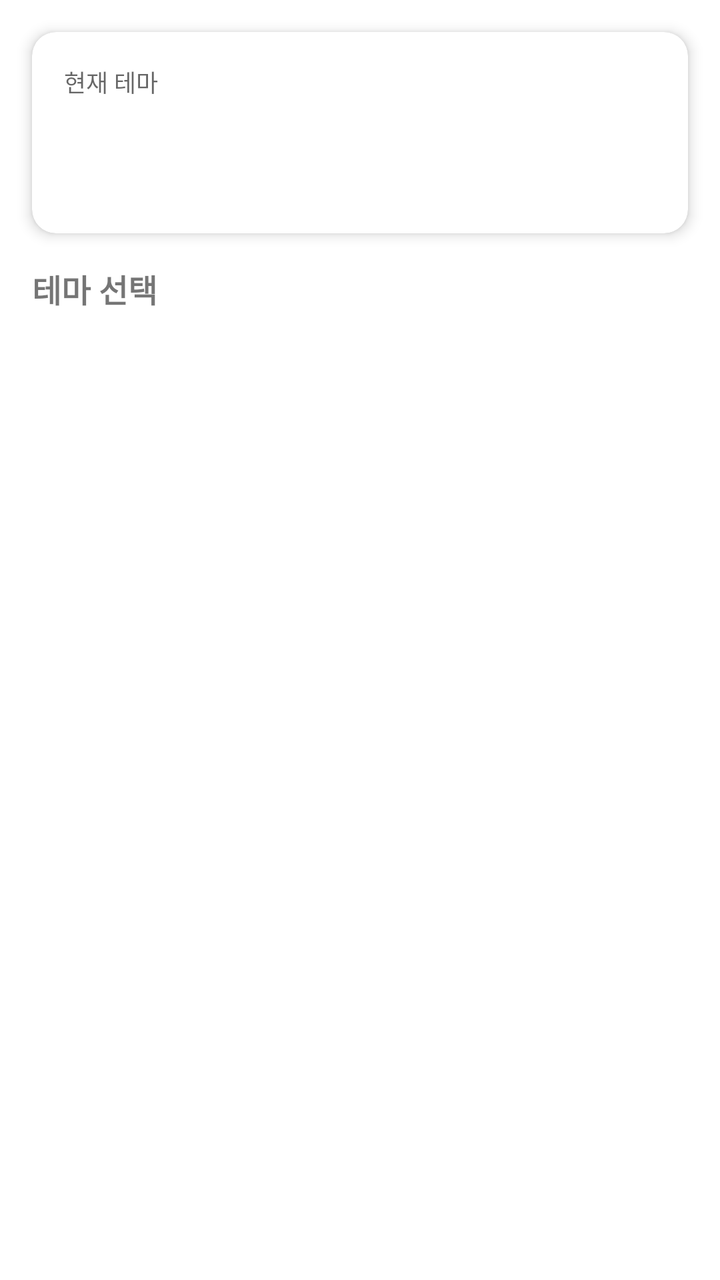
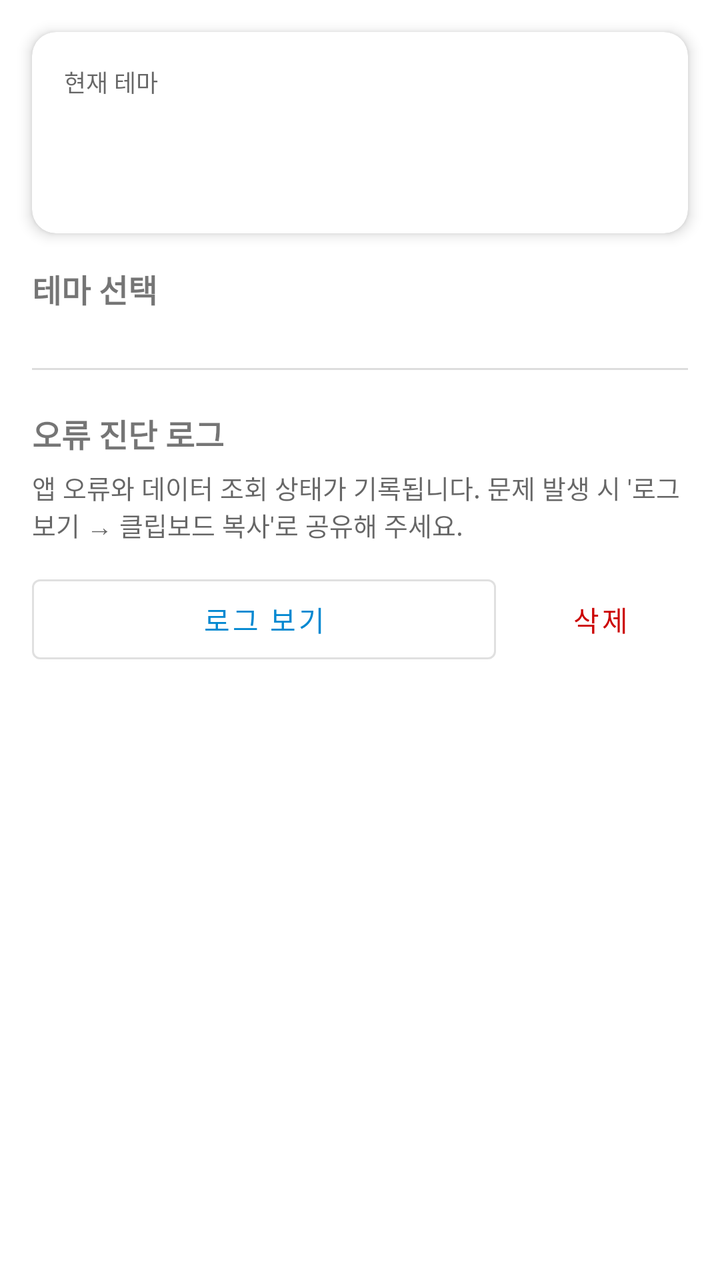

Before-and-after screenshots of an Android layout around one commit, followed by the original layout XML and the change that was made.
<!-- AndroidManifest.xml: application theme Theme.KoreTide -->
<!-- res/layout/fragment_theme_settings.xml -->
<?xml version="1.0" encoding="utf-8"?>
<ScrollView
    xmlns:android="http://schemas.android.com/apk/res/android"
    xmlns:app="http://schemas.android.com/apk/res-auto"
    android:layout_width="match_parent"
    android:layout_height="match_parent"
    android:background="?android:attr/windowBackground">

    <LinearLayout
        android:layout_width="match_parent"
        android:layout_height="wrap_content"
        android:orientation="vertical"
        android:paddingBottom="24dp">

        
        <com.google.android.material.card.MaterialCardView
            android:layout_width="match_parent"
            android:layout_height="wrap_content"
            android:layout_margin="16dp"
            app:cardCornerRadius="12dp"
            app:cardElevation="4dp">

            <LinearLayout
                android:layout_width="match_parent"
                android:layout_height="wrap_content"
                android:orientation="vertical"
                android:padding="16dp">

                <TextView
                    android:layout_width="wrap_content"
                    android:layout_height="wrap_content"
                    android:text="현재 테마"
                    android:textSize="12sp"
                    android:textColor="?android:textColorSecondary" />

                <TextView
                    android:id="@+id/tvCurrentTheme"
                    android:layout_width="wrap_content"
                    android:layout_height="wrap_content"
                    android:textSize="22sp"
                    android:textStyle="bold"
                    android:layout_marginTop="2dp" />

                <TextView
                    android:id="@+id/tvCurrentSeason"
                    android:layout_width="wrap_content"
                    android:layout_height="wrap_content"
                    android:textSize="13sp"
                    android:textColor="@color/ocean_blue"
                    android:layout_marginTop="2dp" />
            </LinearLayout>
        </com.google.android.material.card.MaterialCardView>

        
        <TextView
            android:layout_width="wrap_content"
            android:layout_height="wrap_content"
            android:layout_marginHorizontal="16dp"
            android:layout_marginBottom="8dp"
            android:text="@string/settings_theme_title"
            android:textSize="16sp"
            android:textStyle="bold" />

        
        <androidx.recyclerview.widget.RecyclerView
            android:id="@+id/recyclerThemes"
            android:layout_width="match_parent"
            android:layout_height="wrap_content"
            android:layout_marginHorizontal="8dp"
            android:nestedScrollingEnabled="false" />

    </LinearLayout>
</ScrollView>
<!-- resources referenced by this layout -->
<resources>
  <color name="ocean_blue">#0288D1</color>
  <string name="settings_theme_title">테마 선택</string>
  <style name="Theme.KoreTide" parent="Theme.MaterialComponents.DayNight.DarkActionBar" tools:targetApi="35">
          <item name="colorPrimary">@color/ocean_blue</item>
          <item name="colorPrimaryVariant">@color/ocean_dark</item>
          <item name="colorOnPrimary">@android:color/white</item>
          <item name="colorSecondary">@color/teal</item>
          <item name="colorOnSecondary">@android:color/white</item>
          <item name="android:statusBarColor">?attr/colorPrimaryVariant</item>
          <item name="windowActionBar">false</item>
          <item name="windowNoTitle">true</item>
          
          <item name="android:windowOptOutEdgeToEdgeEnforcement">true</item>
      </style>
  <color name="ocean_dark">#01579B</color>
  <color name="teal">#00ACC1</color>
</resources>

<!-- the commit's change to res/layout/fragment_theme_settings.xml (unified diff, before → after) -->
@@ -69,5 +69,60 @@
             android:layout_marginHorizontal="8dp"
             android:nestedScrollingEnabled="false" />
 
+        
+        <View
+            android:layout_width="match_parent"
+            android:layout_height="1dp"
+            android:layout_marginHorizontal="16dp"
+            android:layout_marginVertical="20dp"
+            android:background="#22000000" />
+
+        
+        <TextView
+            android:layout_width="wrap_content"
+            android:layout_height="wrap_content"
+            android:layout_marginHorizontal="16dp"
+            android:layout_marginBottom="6dp"
+            android:text="오류 진단 로그"
+            android:textSize="16sp"
+            android:textStyle="bold" />
+
+        <TextView
+            android:layout_width="match_parent"
+            android:layout_height="wrap_content"
+            android:layout_marginHorizontal="16dp"
+            android:layout_marginBottom="12dp"
+            android:text="앱 오류와 데이터 조회 상태가 기록됩니다. 문제 발생 시 '로그 보기 → 클립보드 복사'로 공유해 주세요."
+            android:textSize="13sp"
+            android:textColor="?android:textColorSecondary" />
+
+        <LinearLayout
+            android:layout_width="match_parent"
+            android:layout_height="wrap_content"
+            android:orientation="horizontal"
+            android:layout_marginHorizontal="16dp"
+            android:layout_marginBottom="24dp">
+
+            <com.google.android.material.button.MaterialButton
+                android:id="@+id/btnViewCrashLog"
+                style="@style/Widget.MaterialComponents.Button.OutlinedButton"
+                android:layout_width="0dp"
+                android:layout_height="52dp"
+                android:layout_weight="1"
+                android:layout_marginEnd="8dp"
+                android:text="로그 보기"
+                android:textSize="14sp" />
+
+            <com.google.android.material.button.MaterialButton
+                android:id="@+id/btnClearCrashLog"
+                style="@style/Widget.MaterialComponents.Button.TextButton"
+                android:layout_width="wrap_content"
+                android:layout_height="52dp"
+                android:text="삭제"
+                android:textSize="14sp"
+                android:textColor="@android:color/holo_red_dark" />
+
+        </LinearLayout>
+
     </LinearLayout>
 </ScrollView>
